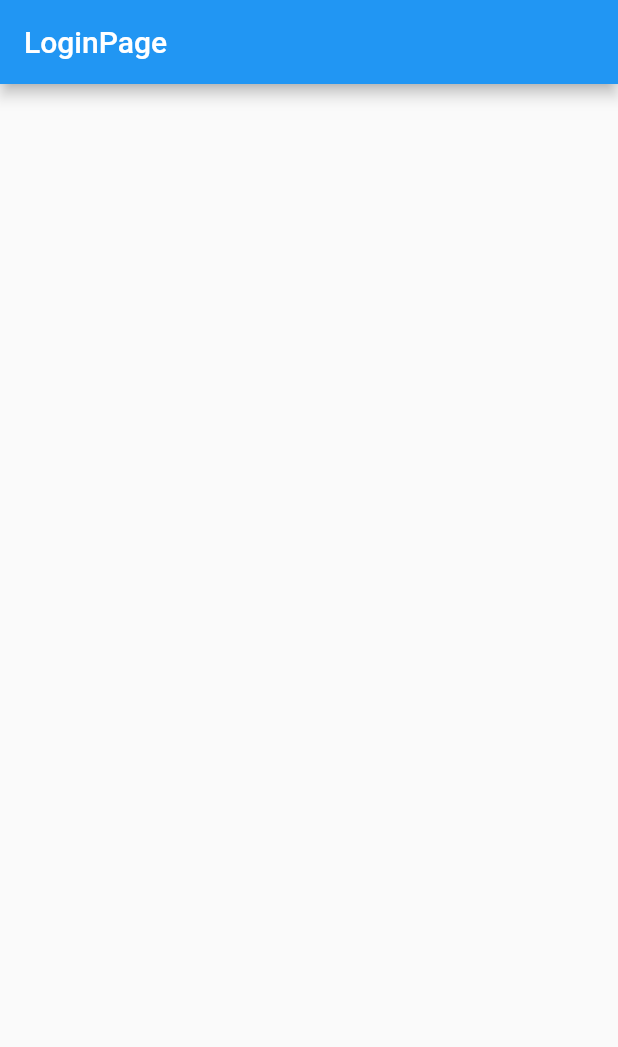
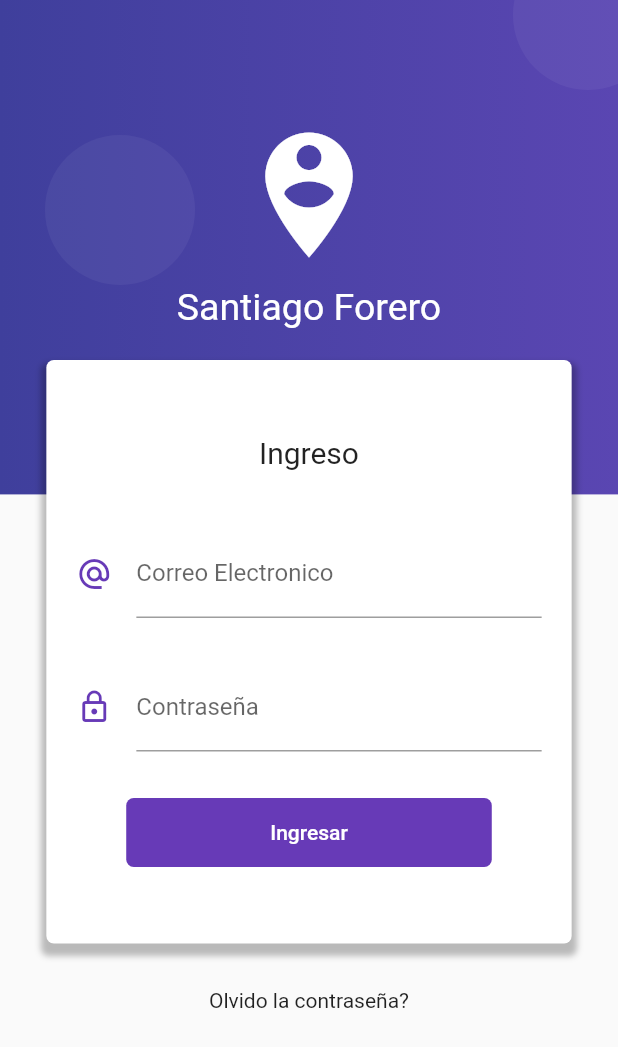
Before and after one commit to dasafodev/flutter-course, a Flutter app: the screen it shows after launch, on a phone screen of 412 x 824 dp. Shown: the top 1047 px of the screen. Run offline on Flutter 3.47's test engine with Material 2 defaults, Android fonts, the phone set to English and light mode, and no system bars; our stand-ins replace flutter_map, flutter_swiper, latlong, shared_preferences, sqflite; missing offline and left inert: barcode_scan; accounts and stored records are empty.

Commit message:
login_page design finished

```diff
--- a/form_validation/lib/src/pages/login_page.dart
+++ b/form_validation/lib/src/pages/login_page.dart
@@ -6,9 +6,165 @@ class LoginPage extends StatelessWidget {
   @override
   Widget build(BuildContext context) {
     return Scaffold(
-      appBar: AppBar(
-        title:Text('LoginPage')
+      body: Stack(
+        children: <Widget>[_createBackground(context), _loginForm(context)],
       ),
     );
   }
+
+  Widget _createBackground(BuildContext context) {
+    final size = MediaQuery.of(context).size;
+
+    final purpleBackground = Container(
+      height: size.height * 0.4,
+      width: double.infinity,
+      decoration: BoxDecoration(
+          gradient: LinearGradient(colors: [
+        Color.fromRGBO(63, 63, 156, 1.0),
+        Color.fromRGBO(90, 70, 178, 1.0)
+      ])),
+    );
+
+    final circle = Container(
+      width: 100.0,
+      height: 100.0,
+      decoration: BoxDecoration(
+        borderRadius: BorderRadius.circular(100.0),
+        color: Color.fromRGBO(255, 255, 255, 0.05),
+      ),
+    );
+
+    return Stack(
+      children: <Widget>[
+        purpleBackground,
+        Positioned(
+          top: 90.0,
+          left: 30.0,
+          child: circle,
+        ),
+        Positioned(
+          top: -40.0,
+          right: -30.0,
+          child: circle,
+        ),
+        Positioned(
+          bottom: -50.0,
+          right: -10.0,
+          child: circle,
+        ),
+        Container(
+          padding: EdgeInsets.only(top: 80.0),
+          child: Column(
+            children: <Widget>[
+              Icon(
+                Icons.person_pin_circle,
+                color: Colors.white,
+                size: 100.0,
+              ),
+              SizedBox(
+                height: 10.0,
+                width: double.infinity,
+              ),
+              Text('Santiago Forero',
+                  style: TextStyle(color: Colors.white, fontSize: 25.0))
+            ],
+          ),
+        ),
+      ],
+    );
+  }
+
+  Widget _loginForm(context) {
+    final size = MediaQuery.of(context).size;
+    return SingleChildScrollView(
+      child: Column(
+        children: <Widget>[
+          SafeArea(
+              child: Container(
+            height: 220.0,
+          )),
+          Container(
+            padding: EdgeInsets.symmetric(vertical: 50.0),
+            margin: EdgeInsets.symmetric(vertical: 20.0),
+            width: size.width * 0.85,
+            decoration: BoxDecoration(
+                color: Colors.white,
+                borderRadius: BorderRadius.circular(5.0),
+                boxShadow: [
+                  BoxShadow(
+                      color: Colors.black26,
+                      blurRadius: 3.0,
+                      offset: Offset(0.0, 5.0),
+                      spreadRadius: 3.0)
+                ]),
+            child: Column(
+              children: <Widget>[
+                Text(
+                  'Ingreso',
+                  style: TextStyle(fontSize: 20.0),
+                ),
+                SizedBox(height: 40.0,),
+                _createEmail(),
+                SizedBox(height: 30.0,),
+                _createPassword(),
+                SizedBox(height: 30.0,),
+                _createButton(),
+              ],
+            ),
+          ),
+          SizedBox(height: 10.0,),
+
+          Text('Olvido la contraseña?'),
+          SizedBox(height: 100.0,)
+        ],
+      ),
+    );
+  }
+
+  Widget _createEmail() {
+    return Container(
+      padding: EdgeInsets.symmetric(horizontal: 20.0),
+      child: TextField(
+        keyboardType: TextInputType.emailAddress,
+        decoration: InputDecoration(
+          icon: Icon(Icons.alternate_email,color:Colors.deepPurple),
+          hintText: 'ejemplo@correo.com',
+          labelText: 'Correo Electronico'
+        ),
+      ),
+    );
+  }
+
+
+  Widget _createPassword() {
+    return Container(
+      padding: EdgeInsets.symmetric(horizontal: 20.0),
+      child: TextField(
+        obscureText: true,
+        decoration: InputDecoration(
+          icon: Icon(Icons.lock_outline,color:Colors.deepPurple),
+          labelText: 'Contraseña'
+        ),
+      ),
+    );
+  }
+
+  Widget _createButton(){
+      return RaisedButton(
+        child: Container(
+          padding: EdgeInsets.symmetric(horizontal: 80.0,vertical: 15.0),
+          child:Text('Ingresar')
+        ),
+        shape: RoundedRectangleBorder(
+          borderRadius: BorderRadius.circular(5.0)
+        ),
+        elevation: 0.0,
+        color: Colors.deepPurple,
+        textColor: Colors.white,
+        onPressed: (){}
+        );
+  }
+
+
+
 }
```
